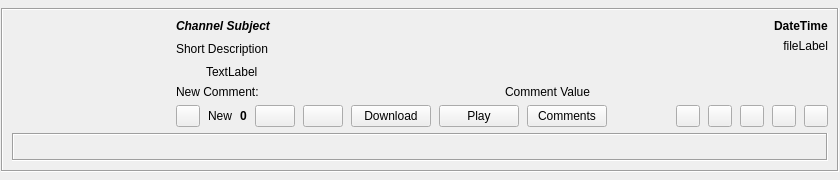
First picture: the form in retroshare-gui/src/gui/feeds/GxsChannelPostItem.ui, repository RetroShare/RetroShare, before the edit.
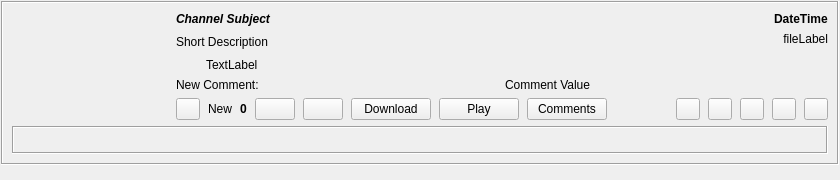
Second picture: the form after the edit. Icons and pictures are not drawn. Custom widgets are drawn as their Qt base class.

Commit message: fix channel item display layout

```diff
--- a/retroshare-gui/src/gui/feeds/GxsChannelPostItem.ui
+++ b/retroshare-gui/src/gui/feeds/GxsChannelPostItem.ui
@@ -551,6 +551,19 @@
      </layout>
     </widget>
    </item>
+   <item row="1" column="0">
+    <spacer name="verticalSpacer">
+     <property name="orientation">
+      <enum>Qt::Vertical</enum>
+     </property>
+     <property name="sizeHint" stdset="0">
+      <size>
+       <width>20</width>
+       <height>0</height>
+      </size>
+     </property>
+    </spacer>
+   </item>
   </layout>
  </widget>
  <customwidgets>
```
